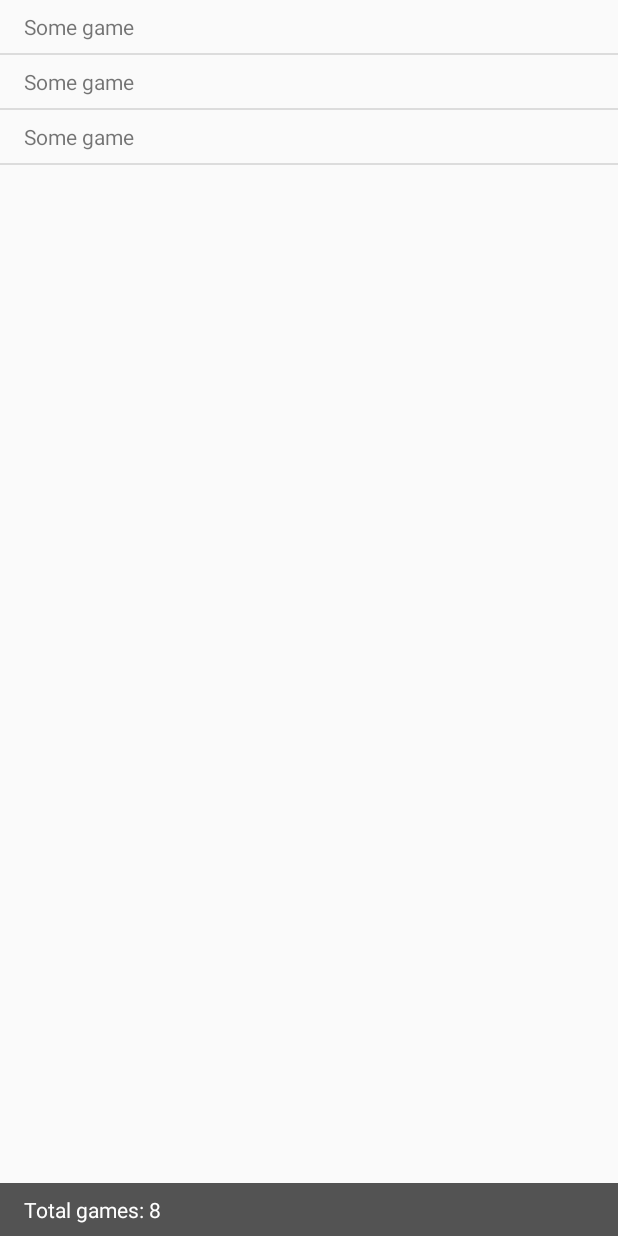
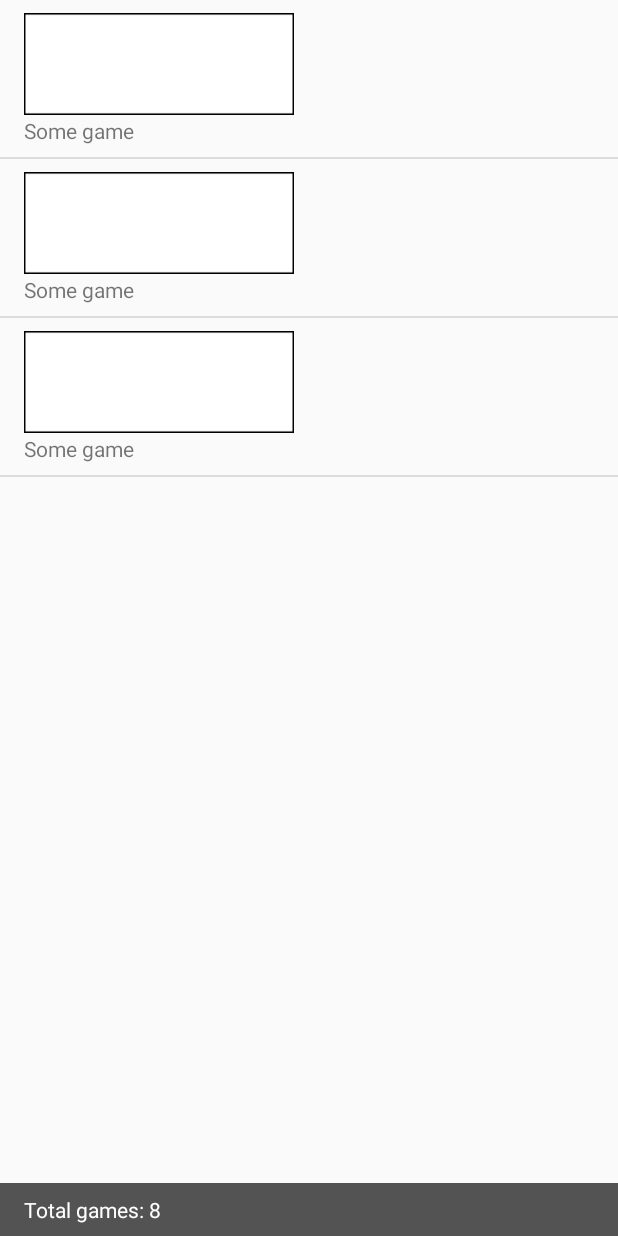
Before and after one commit to Shyish/SteamGamesStats, an Android app: the layout games_list_layout.xml on its own in the app's theme, with its tools: preview values and no code run, on a phone screen of 412 x 824 dp. Run offline under Robolectric (Android 15) with nearby library versions, the phone set to English and light mode, and no system bars.

Commit message:
Upgraded version. Added games images to the list (not properly shown between different densities).

```diff
--- a/app/src/main/java/com/zdvdev/steamgamesstats/ui/adapter/GamesAdapter.java
+++ b/app/src/main/java/com/zdvdev/steamgamesstats/ui/adapter/GamesAdapter.java
@@ -5,9 +5,11 @@ import android.view.LayoutInflater;
 import android.view.View;
 import android.view.ViewGroup;
 import android.widget.BaseAdapter;
+import android.widget.ImageView;
 import android.widget.TextView;
 import butterknife.ButterKnife;
 import butterknife.InjectView;
+import com.squareup.picasso.Picasso;
 import com.zdvdev.steamgamesstats.R;
 import com.zdvdev.steamgamesstats.datamodel.model.wrapper.GameUsersWrapper;
 
@@ -73,12 +75,14 @@ public class GamesAdapter extends BaseAdapter {
 		GameUsersWrapper item = getItem(position);
 
 		h.mGameName.setText(item.game.getName());
+		Picasso.with(convertView.getContext()).load(item.game.getLogo()).placeholder(R.drawable.default_game_img).into(h.mGameImage);
 
 		return convertView;
 	}
 
 	public static class ViewHolder {
 		@InjectView(R.id.games_list_row_name) TextView mGameName;
+		@InjectView(R.id.games_list_row_image) ImageView mGameImage;
 
 		ViewHolder(View view) {ButterKnife.inject(this, view);}
 	}
--- a/app/src/main/res/layout/game_list_row_layout.xml
+++ b/app/src/main/res/layout/game_list_row_layout.xml
@@ -10,8 +10,10 @@
     android:paddingRight="@dimen/default_horizontal_separation">
 
     <ImageView
-        android:layout_width="wrap_content"
-        android:layout_height="wrap_content"/>
+        android:id="@+id/games_list_row_image"
+        android:layout_width="180dp"
+        android:layout_height="wrap_content"
+        android:src="@drawable/default_game_img"/>
 
     <TextView
         android:id="@+id/games_list_row_name"
```
Also changed, not shown: app/build.gradle (+5 -4 lines), app/src/main/res/drawable-mdpi/default_game_img.png (added), 1 other file.
